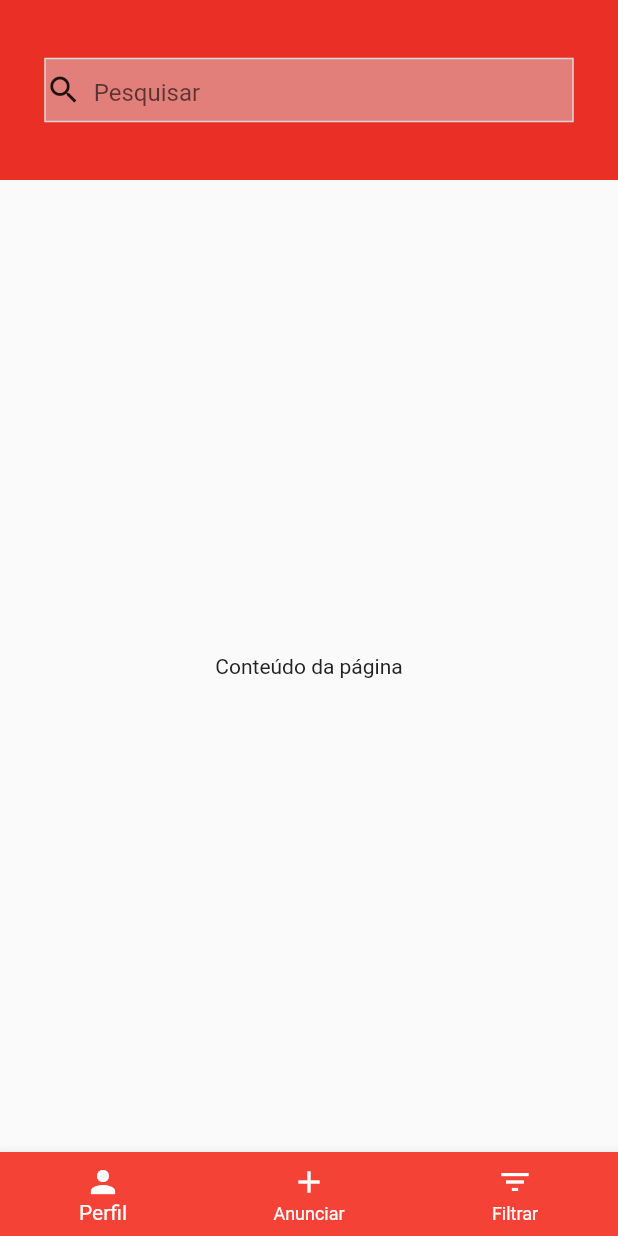
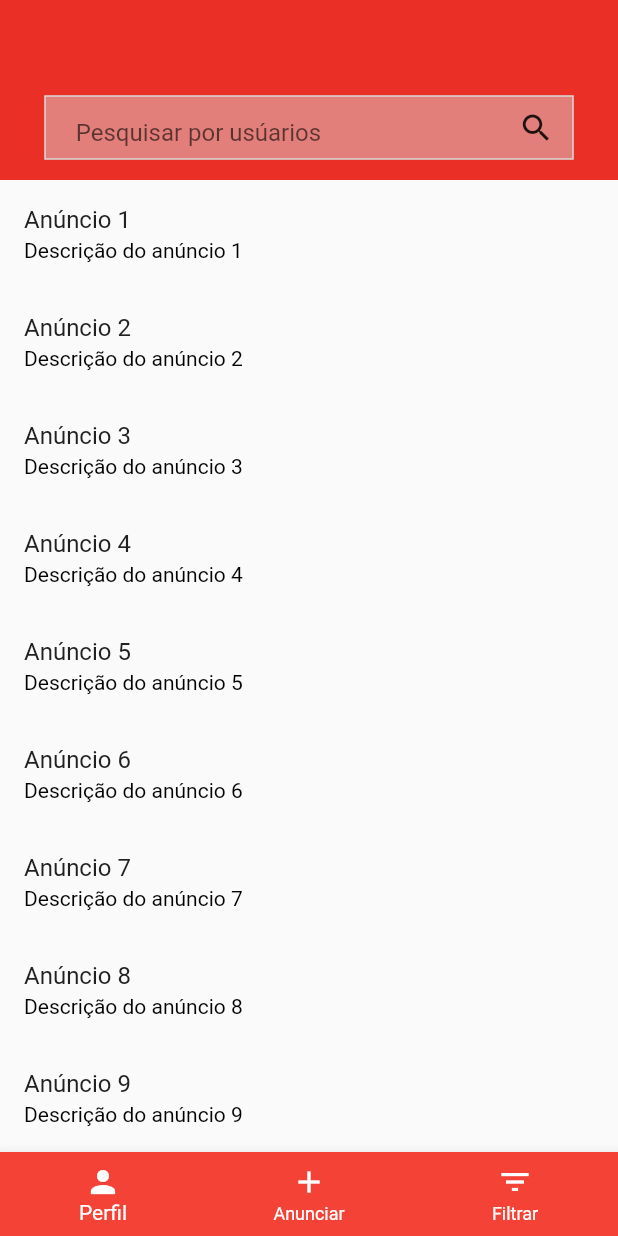
Before and after one commit to rayllander/melancia_express, a Flutter app: the HomePage screen opened by its route, on a phone screen of 412 x 824 dp. Run offline on Flutter 3.47's test engine with Material 2 defaults, Android fonts, the phone set to English and light mode, and no system bars.

Commit message:
barra de pesquisa configurada

```diff
--- /dev/null
+++ b/lib/controllers/usuario_controller.dart
@@ -0,0 +1,17 @@
+class UsuarioController {
+  List<String> usuarios = [
+    'maria produtora',
+    'laura, comprador',
+    'rayllander, vendedor',
+    'Isaac, agronomo',
+  ];
+
+  // Outros métodos relevantes para gerenciar usuários, como adicionar, editar ou excluir, podem ser adicionados aqui.
+
+  List<String> searchUsuarios(String termo) {
+    termo = termo.toLowerCase();
+    return usuarios
+        .where((usuario) => usuario.toLowerCase().contains(termo))
+        .toList();
+  }
+}
--- a/lib/main.dart
+++ b/lib/main.dart
@@ -9,6 +9,7 @@ import 'package:melancia_express/view/pages/my_announcement.dart';
 import 'package:melancia_express/view/pages/my_profile.dart';
 import 'package:melancia_express/view/pages/profile_page.dart';
 import 'package:melancia_express/view/pages/register_page.dart';
+import 'package:melancia_express/view/pages/search_results_page.dart';
 import 'package:melancia_express/view/theme/ligth_mode.dart';
 import 'package:melancia_express/view/theme/dark_mode.dart';
 
@@ -37,6 +38,9 @@ class SocialApp extends StatelessWidget {
         '/Filter': (context) => FilterPage(),
         '/MyPerfil': (context) => MyPerfil(),
         '/MyAnnouncement': (context) => MyAnnouncement(),
+        '/SearchResults': (context) => SearchResultsPage(
+              searchResults: [],
+            ),
       },
     );
   }
--- /dev/null
+++ b/lib/pages/search_results_page.dart
@@ -0,0 +1 @@
+// TODO Implement this library.
--- a/lib/view/helpers/rout_helpers.dart
+++ b/lib/view/helpers/rout_helpers.dart
@@ -39,3 +39,7 @@ void goToMyPerfil(context) {
 void goToMyAnnouncement(context) {
   Navigator.pushNamed(context, '/MyAnnouncement');
 }
+
+void goToSearchResults(context) {
+  Navigator.pushNamed(context, '/SearchResults');
+}
--- a/lib/view/pages/home_page.dart
+++ b/lib/view/pages/home_page.dart
@@ -1,13 +1,48 @@
 import 'package:flutter/material.dart';
-//import 'package:melancia_express/view/components/my_button.dart';
-//import 'package:melancia_express/view/components/my_textfield.dart';
-//import 'package:melancia_express/view/helpers/interface_helpers.dart';
+import 'package:melancia_express/view/components/my_bottombar.dart';
 //import 'package:melancia_express/view/helpers/rout_helpers.dart';
-import 'package:melancia_express/view/components/my_bottombar.dart';
+import 'package:melancia_express/controllers/Usuario_controller.dart';
+import 'package:melancia_express/view/pages/search_results_page.dart';
 
-class HomePage extends StatelessWidget {
-  HomePage({Key? key});
+// ignore: must_be_immutable
+class HomePage extends StatefulWidget {
+  HomePage({Key? key}) : super(key: key);
 
+  final UsuarioController _usuarioController =
+      UsuarioController(); // Use UsuarioController
+  final TextEditingController searchController = TextEditingController();
+  List<String> filteredUsuarios = [];
+
+  @override
+  _HomePageState createState() => _HomePageState();
+}
+
+class _HomePageState extends State<HomePage> {
+  void goToSearchResults(BuildContext context) {
+    final searchTerm = widget.searchController.text.toLowerCase();
+    final searchResults = widget._usuarioController.usuarios.where((usuario) {
+      final nomeUsuario = usuario.toLowerCase();
+      return nomeUsuario.startsWith(searchTerm);
+    }).toList();
+
+    if (searchResults.isNotEmpty) {
+      Navigator.of(context).push(
+        MaterialPageRoute(
+          builder: (context) => SearchResultsPage(searchResults: searchResults),
+        ),
+      );
+    } else {
+      // Se não houver resultados, navegue para a página de resultados em branco
+      Navigator.of(context).push(
+        MaterialPageRoute(
+          builder: (context) => SearchResultsPage(searchResults: []),
+        ),
+      );
+    }
+  }
+
+//
+//
   @override
   Widget build(BuildContext context) {
     return Scaffold(
@@ -17,7 +52,14 @@ class HomePage extends StatelessWidget {
             width: double.infinity,
             height: 120,
             color: Color(0xFFEA3026), // Cor do cabeçalho
-            child: Center(
+            child: Column(
+              // Usando uma coluna para centralizar verticalmente
+              mainAxisAlignment:
+                  MainAxisAlignment.center, // Centraliza verticalmente
+              children: [
+                Padding(
+                  padding: EdgeInsets.only(
+                      top: 50.0), // Ajuste o valor conforme necessário
                   child: Container(
                     width: 353,
                     height: 43,
@@ -27,27 +69,90 @@ class HomePage extends StatelessWidget {
                     ),
                     child: Row(
                       children: [
-                    Icon(Icons.search), // Ícone de busca (lupa)
-                    SizedBox(
-                        width: 8), // Espaçamento entre o ícone e o TextField
                         Expanded(
                           child: TextField(
+                            controller: widget.searchController,
                             decoration: InputDecoration(
-                          hintText: 'Pesquisar',
+                              hintText: 'Pesquisar por usúarios',
                               border: InputBorder.none,
+                              contentPadding: EdgeInsets.only(
+                                  left:
+                                      20.0), // Adiciona espaço à esquerda do texto digitado
                             ),
-                        //controller: controllerPesquisa,
+                          ),
+                        ),
+                        IconButton(
+                          icon: Icon(Icons.search),
+                          onPressed: () {
+                            // Chamando a função goToSearchResults quando o botão de pesquisa for pressionado
+                            goToSearchResults(context);
+                          },
+                        ),
+                      ],
+                    ),
                   ),
                 ),
               ],
             ),
           ),
+          Expanded(
+            child: SingleChildScrollView(
+              child: Column(
+                children: [
+                  // Conteúdo da página
+                  // Exemplo de anúncio
+                  ListTile(
+                    title: Text('Anúncio 1'),
+                    subtitle: Text('Descrição do anúncio 1'),
                   ),
+                  ListTile(
+                    title: Text('Anúncio 2'),
+                    subtitle: Text('Descrição do anúncio 2'),
                   ),
-          Expanded(
-            child: Center(
-              child: Text(
-                  'Conteúdo da página'), // Conteúdo da página abaixo do cabeçalho
+                  ListTile(
+                    title: Text('Anúncio 3'),
+                    subtitle: Text('Descrição do anúncio 3'),
+                  ),
+                  ListTile(
+                    title: Text('Anúncio 4'),
+                    subtitle: Text('Descrição do anúncio 4'),
+                  ),
+                  ListTile(
+                    title: Text('Anúncio 5'),
+                    subtitle: Text('Descrição do anúncio 5'),
+                  ),
+                  ListTile(
+                    title: Text('Anúncio 6'),
+                    subtitle: Text('Descrição do anúncio 6'),
+                  ),
+                  ListTile(
+                    title: Text('Anúncio 7'),
+                    subtitle: Text('Descrição do anúncio 7'),
+                  ),
+                  ListTile(
+                    title: Text('Anúncio 8'),
+                    subtitle: Text('Descrição do anúncio 8'),
+                  ),
+                  ListTile(
+                    title: Text('Anúncio 9'),
+                    subtitle: Text('Descrição do anúncio 9'),
+                  ),
+                  ListTile(
+                    title: Text('Anúncio 10'),
+                    subtitle: Text('Descrição do anúncio 10'),
+                  ),
+                  ListTile(
+                    title: Text('Anúncio 11'),
+                    subtitle: Text('Descrição do anúncio 11'),
+                  ),
+                  ListTile(
+                    title: Text('Anúncio 12'),
+                    subtitle: Text('Descrição do anúncio 12'),
+                  ),
+
+                  // Mais anúncios...
+                ],
+              ),
             ),
           ),
         ],
```
Also changed, not shown: lib/view/pages/search_results_page.dart (added, +31 -0 lines). Lines whose indentation alone changed are shown as unchanged.
